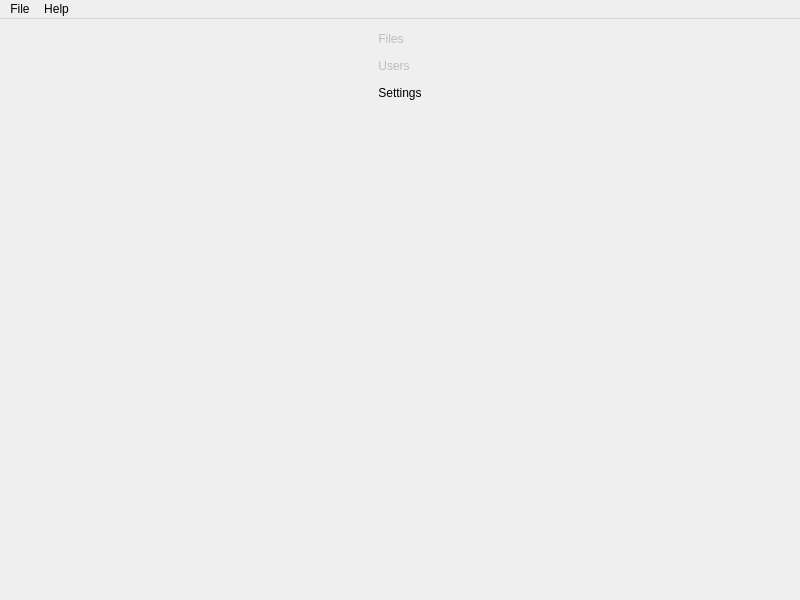
The window that parsec/core/gui/forms/main_window.ui (Scille/parsec-cloud) describes before a commit, drawn with Qt 5.
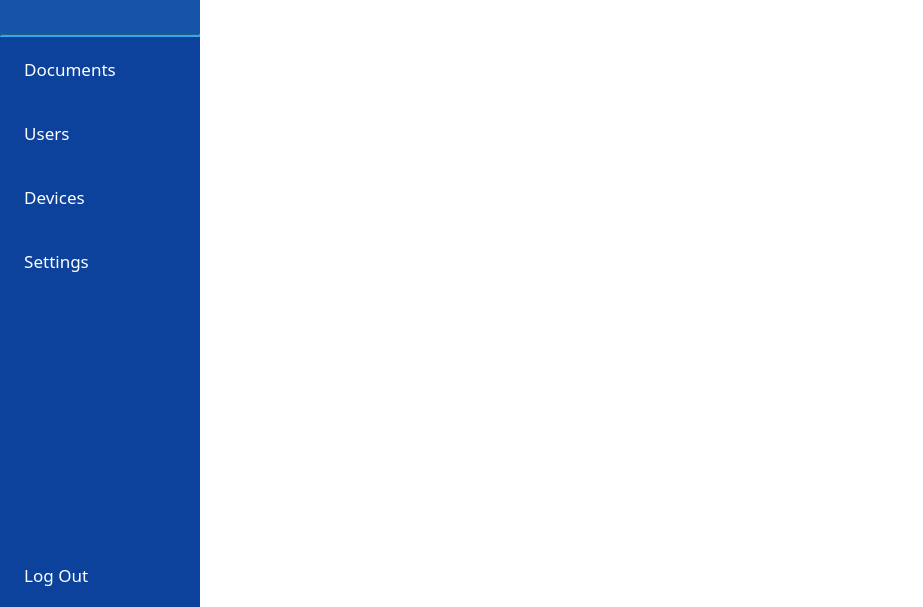
The same window after the commit. Icons and pictures are not drawn.

Commit message: [GUI] New menu design

Diff of the .ui file:
```diff
--- a/parsec/core/gui/forms/main_window.ui
+++ b/parsec/core/gui/forms/main_window.ui
@@ -6,8 +6,8 @@
    <rect>
     <x>0</x>
     <y>0</y>
-    <width>800</width>
-    <height>600</height>
+    <width>923</width>
+    <height>607</height>
    </rect>
   </property>
   <property name="windowTitle">
@@ -17,29 +17,206 @@
    <iconset resource="../rc/resources.qrc">
     <normaloff>:/icons/images/icons/parsec.png</normaloff>:/icons/images/icons/parsec.png</iconset>
   </property>
+  <property name="autoFillBackground">
+   <bool>true</bool>
+  </property>
+  <property name="styleSheet">
+   <string notr="true"/>
+  </property>
+  <property name="documentMode">
+   <bool>false</bool>
+  </property>
+  <property name="tabShape">
+   <enum>QTabWidget::Rounded</enum>
+  </property>
+  <property name="unifiedTitleAndToolBarOnMac">
+   <bool>true</bool>
+  </property>
   <widget class="QWidget" name="centralwidget">
-   <layout class="QGridLayout" name="gridLayout">
-    <item row="0" column="0">
+   <layout class="QHBoxLayout" name="horizontalLayout">
+    <property name="spacing">
+     <number>0</number>
+    </property>
+    <property name="leftMargin">
+     <number>0</number>
+    </property>
+    <property name="topMargin">
+     <number>0</number>
+    </property>
+    <property name="rightMargin">
+     <number>0</number>
+    </property>
+    <property name="bottomMargin">
+     <number>0</number>
+    </property>
+    <item>
+     <widget class="QWidget" name="widget_2" native="true">
+      <property name="sizePolicy">
+       <sizepolicy hsizetype="Expanding" vsizetype="Preferred">
+        <horstretch>0</horstretch>
+        <verstretch>0</verstretch>
+       </sizepolicy>
+      </property>
+      <layout class="QHBoxLayout" name="horizontalLayout_2">
+       <property name="spacing">
+        <number>0</number>
+       </property>
+       <property name="leftMargin">
+        <number>0</number>
+       </property>
+       <property name="topMargin">
+        <number>0</number>
+       </property>
+       <property name="rightMargin">
+        <number>0</number>
+       </property>
+       <property name="bottomMargin">
+        <number>0</number>
+       </property>
+       <item>
+        <widget class="QWidget" name="widget_menu" native="true">
+         <property name="minimumSize">
+          <size>
+           <width>200</width>
+           <height>0</height>
+          </size>
+         </property>
+         <property name="autoFillBackground">
+          <bool>false</bool>
+         </property>
+         <property name="styleSheet">
+          <string notr="true">background-color: rgb(12, 65, 156);
+</string>
+         </property>
      <layout class="QVBoxLayout" name="verticalLayout">
-      <property name="sizeConstraint">
-       <enum>QLayout::SetMinimumSize</enum>
-      </property>
+          <property name="spacing">
+           <number>0</number>
+          </property>
+          <property name="leftMargin">
+           <number>0</number>
+          </property>
+          <property name="topMargin">
+           <number>0</number>
+          </property>
+          <property name="rightMargin">
+           <number>0</number>
+          </property>
+          <property name="bottomMargin">
+           <number>0</number>
+          </property>
       <item>
-       <widget class="QToolButton" name="button_files">
-        <property name="enabled">
-         <bool>false</bool>
-        </property>
-        <property name="toolTip">
-         <string>Display and manage your files and folders.</string>
-        </property>
-        <property name="accessibleName">
-         <string/>
-        </property>
-        <property name="accessibleDescription">
+           <widget class="QWidget" name="widget_3" native="true">
+            <property name="styleSheet">
+             <string notr="true">background-color: rgb(21, 84, 169);</string>
+            </property>
+            <layout class="QHBoxLayout" name="horizontalLayout_3">
+             <property name="spacing">
+              <number>6</number>
+             </property>
+             <property name="leftMargin">
+              <number>10</number>
+             </property>
+             <property name="topMargin">
+              <number>10</number>
+             </property>
+             <property name="rightMargin">
+              <number>10</number>
+             </property>
+             <property name="bottomMargin">
+              <number>10</number>
+             </property>
+             <item>
+              <widget class="QLabel" name="label">
+               <property name="maximumSize">
+                <size>
+                 <width>80000</width>
+                 <height>80000</height>
+                </size>
+               </property>
+               <property name="text">
          <string/>
         </property>
+               <property name="pixmap">
+                <pixmap resource="../rc/resources.qrc">:/logos/images/logos/parsec_white_small.png</pixmap>
+               </property>
+               <property name="scaledContents">
+                <bool>false</bool>
+               </property>
+              </widget>
+             </item>
+            </layout>
+           </widget>
+          </item>
+          <item>
+           <widget class="QFrame" name="frame">
+            <property name="styleSheet">
+             <string notr="true">background-color: rgb(46, 145, 208);</string>
+            </property>
+            <property name="frameShape">
+             <enum>QFrame::HLine</enum>
+            </property>
+            <property name="frameShadow">
+             <enum>QFrame::Sunken</enum>
+            </property>
+            <property name="lineWidth">
+             <number>2</number>
+            </property>
+           </widget>
+          </item>
+          <item>
+           <widget class="QPushButton" name="button_files">
+            <property name="enabled">
+             <bool>true</bool>
+            </property>
+            <property name="minimumSize">
+             <size>
+              <width>0</width>
+              <height>64</height>
+             </size>
+            </property>
+            <property name="maximumSize">
+             <size>
+              <width>16777215</width>
+              <height>64</height>
+             </size>
+            </property>
+            <property name="baseSize">
+             <size>
+              <width>64</width>
+              <height>0</height>
+             </size>
+            </property>
+            <property name="font">
+             <font>
+              <family>Proxima Nova</family>
+              <pointsize>13</pointsize>
+              <weight>50</weight>
+              <italic>false</italic>
+              <bold>false</bold>
+             </font>
+            </property>
+            <property name="layoutDirection">
+             <enum>Qt::LeftToRight</enum>
+            </property>
+            <property name="autoFillBackground">
+             <bool>false</bool>
+            </property>
+            <property name="styleSheet">
+             <string notr="true">QPushButton
+{
+color: rgb(255, 255, 255);
+text-align: left;
+padding-left: 10px;
+}
+
+QPushButton:checked
+{
+background-color: rgb(46, 145, 208);
+border: 0;
+}</string>
+            </property>
         <property name="text">
-         <string>Files</string>
+             <string>   Documents</string>
         </property>
         <property name="icon">
          <iconset resource="../rc/resources.qrc">
@@ -47,28 +224,66 @@
         </property>
         <property name="iconSize">
          <size>
-          <width>64</width>
-          <height>64</height>
+              <width>32</width>
+              <height>32</height>
          </size>
         </property>
         <property name="checkable">
          <bool>true</bool>
         </property>
-        <property name="autoRaise">
+            <property name="flat">
          <bool>true</bool>
         </property>
        </widget>
       </item>
       <item>
-       <widget class="QToolButton" name="button_users">
+           <widget class="QPushButton" name="button_users">
         <property name="enabled">
-         <bool>false</bool>
-        </property>
-        <property name="toolTip">
-         <string>Display and manage your users.</string>
-        </property>
+             <bool>true</bool>
+            </property>
+            <property name="minimumSize">
+             <size>
+              <width>0</width>
+              <height>64</height>
+             </size>
+            </property>
+            <property name="maximumSize">
+             <size>
+              <width>16777215</width>
+              <height>64</height>
+             </size>
+            </property>
+            <property name="baseSize">
+             <size>
+              <width>0</width>
+              <height>64</height>
+             </size>
+            </property>
+            <property name="font">
+             <font>
+              <family>Proxima Nova</family>
+              <pointsize>13</pointsize>
+              <weight>50</weight>
+              <italic>false</italic>
+              <bold>false</bold>
+             </font>
+            </property>
+            <property name="styleSheet">
+             <string notr="true">QPushButton
+{
+color: rgb(255, 255, 255);
+text-align: left;
+padding-left: 10px;
+}
+
+QPushButton:checked
+{
+background-color: rgb(46, 145, 208);
+border: 0;
+}</string>
+            </property>
         <property name="text">
-         <string>Users</string>
+             <string>   Users</string>
         </property>
         <property name="icon">
          <iconset resource="../rc/resources.qrc">
@@ -76,28 +291,66 @@
         </property>
         <property name="iconSize">
          <size>
-          <width>64</width>
-          <height>64</height>
+              <width>32</width>
+              <height>32</height>
          </size>
         </property>
         <property name="checkable">
          <bool>true</bool>
         </property>
-        <property name="autoRaise">
+            <property name="flat">
          <bool>true</bool>
         </property>
        </widget>
       </item>
       <item>
-       <widget class="QToolButton" name="button_settings">
+           <widget class="QPushButton" name="button_devices">
         <property name="enabled">
          <bool>true</bool>
         </property>
-        <property name="toolTip">
-         <string>Configure the application.</string>
-        </property>
+            <property name="minimumSize">
+             <size>
+              <width>0</width>
+              <height>64</height>
+             </size>
+            </property>
+            <property name="maximumSize">
+             <size>
+              <width>16777215</width>
+              <height>64</height>
+             </size>
+            </property>
+            <property name="baseSize">
+             <size>
+              <width>0</width>
+              <height>64</height>
+             </size>
+            </property>
+            <property name="font">
+             <font>
+              <family>Proxima Nova</family>
+              <pointsize>13</pointsize>
+              <weight>50</weight>
+              <italic>false</italic>
+              <bold>false</bold>
+             </font>
+            </property>
+            <property name="styleSheet">
+             <string notr="true">QPushButton
+{
+color: rgb(255, 255, 255);
+text-align: left;
+padding-left: 10px;
+}
+
+QPushButton:checked
+{
+background-color: rgb(46, 145, 208);
+border: 0;
+}</string>
+            </property>
         <property name="text">
-         <string>Settings</string>
+             <string>   Devices</string>
         </property>
         <property name="icon">
          <iconset resource="../rc/resources.qrc">
@@ -105,14 +358,84 @@
         </property>
         <property name="iconSize">
          <size>
-          <width>64</width>
+              <width>32</width>
+              <height>32</height>
+             </size>
+            </property>
+            <property name="checkable">
+             <bool>true</bool>
+            </property>
+            <property name="checked">
+             <bool>false</bool>
+            </property>
+            <property name="flat">
+             <bool>true</bool>
+            </property>
+           </widget>
+          </item>
+          <item>
+           <widget class="QPushButton" name="button_settings">
+            <property name="enabled">
+             <bool>true</bool>
+            </property>
+            <property name="minimumSize">
+             <size>
+              <width>0</width>
           <height>64</height>
          </size>
         </property>
+            <property name="maximumSize">
+             <size>
+              <width>16777215</width>
+              <height>64</height>
+             </size>
+            </property>
+            <property name="baseSize">
+             <size>
+              <width>0</width>
+              <height>64</height>
+             </size>
+            </property>
+            <property name="font">
+             <font>
+              <family>Proxima Nova</family>
+              <pointsize>13</pointsize>
+              <weight>50</weight>
+              <italic>false</italic>
+              <bold>false</bold>
+             </font>
+            </property>
+            <property name="styleSheet">
+             <string notr="true">QPushButton
+{
+color: rgb(255, 255, 255);
+text-align: left;
+padding-left: 10px;
+}
+
+QPushButton:checked
+{
+background-color: rgb(46, 145, 208);
+border: 0;
+}</string>
+            </property>
+            <property name="text">
+             <string>   Settings</string>
+            </property>
+            <property name="icon">
+             <iconset resource="../rc/resources.qrc">
+              <normaloff>:/icons/images/icons/menu_settings.png</normaloff>:/icons/images/icons/menu_settings.png</iconset>
+            </property>
+            <property name="iconSize">
+             <size>
+              <width>32</width>
+              <height>32</height>
+             </size>
+            </property>
         <property name="checkable">
          <bool>true</bool>
         </property>
-        <property name="autoRaise">
+            <property name="flat">
          <bool>true</bool>
         </property>
        </widget>
@@ -130,9 +453,96 @@
         </property>
        </spacer>
       </item>
-     </layout>
-    </item>
-    <item row="0" column="1">
+          <item>
+           <widget class="QPushButton" name="button_logout">
+            <property name="enabled">
+             <bool>true</bool>
+            </property>
+            <property name="minimumSize">
+             <size>
+              <width>0</width>
+              <height>64</height>
+             </size>
+            </property>
+            <property name="maximumSize">
+             <size>
+              <width>16777215</width>
+              <height>64</height>
+             </size>
+            </property>
+            <property name="baseSize">
+             <size>
+              <width>0</width>
+              <height>64</height>
+             </size>
+            </property>
+            <property name="font">
+             <font>
+              <family>Proxima Nova</family>
+              <pointsize>13</pointsize>
+              <weight>50</weight>
+              <italic>false</italic>
+              <bold>false</bold>
+             </font>
+            </property>
+            <property name="styleSheet">
+             <string notr="true">color: rgb(255, 255, 255);
+text-align: left;
+padding-left: 10px;
+</string>
+            </property>
+            <property name="text">
+             <string>   Log Out</string>
+            </property>
+            <property name="icon">
+             <iconset resource="../rc/resources.qrc">
+              <normaloff>:/icons/images/icons/menu_logout.png</normaloff>:/icons/images/icons/menu_logout.png</iconset>
+            </property>
+            <property name="iconSize">
+             <size>
+              <width>32</width>
+              <height>32</height>
+             </size>
+            </property>
+            <property name="checkable">
+             <bool>false</bool>
+            </property>
+            <property name="flat">
+             <bool>true</bool>
+            </property>
+           </widget>
+          </item>
+         </layout>
+        </widget>
+       </item>
+       <item>
+        <widget class="QWidget" name="widget_main" native="true">
+         <property name="sizePolicy">
+          <sizepolicy hsizetype="Expanding" vsizetype="Preferred">
+           <horstretch>0</horstretch>
+           <verstretch>0</verstretch>
+          </sizepolicy>
+         </property>
+         <property name="styleSheet">
+          <string notr="true">QWidget#widget_main
+{
+	background-color: rgb(255, 255, 255);
+}</string>
+         </property>
+         <layout class="QVBoxLayout" name="verticalLayout_2">
+          <property name="leftMargin">
+           <number>0</number>
+          </property>
+          <property name="topMargin">
+           <number>0</number>
+          </property>
+          <property name="rightMargin">
+           <number>0</number>
+          </property>
+          <property name="bottomMargin">
+           <number>0</number>
+          </property>
+          <item>
      <layout class="QVBoxLayout" name="main_widget_layout">
       <property name="sizeConstraint">
        <enum>QLayout::SetMaximumSize</enum>
@@ -141,83 +551,12 @@
     </item>
    </layout>
   </widget>
-  <widget class="QMenuBar" name="menubar">
-   <property name="geometry">
-    <rect>
-     <x>0</x>
-     <y>0</y>
-     <width>800</width>
-     <height>22</height>
-    </rect>
-   </property>
-   <widget class="QMenu" name="menu_file">
-    <property name="title">
-     <string>File</string>
-    </property>
-    <addaction name="action_login"/>
-    <addaction name="action_remount"/>
-    <addaction name="action_disconnect"/>
-    <addaction name="action_quit"/>
-   </widget>
-   <widget class="QMenu" name="menu_help">
-    <property name="title">
-     <string>Help</string>
-    </property>
-    <addaction name="action_about_parsec"/>
-   </widget>
-   <addaction name="menu_file"/>
-   <addaction name="menu_help"/>
-  </widget>
-  <action name="action_quit">
-   <property name="icon">
-    <iconset resource="../rc/resources.qrc">
-     <normaloff>:/icons/images/icons/exit.png</normaloff>:/icons/images/icons/exit.png</iconset>
-   </property>
-   <property name="text">
-    <string>Quit</string>
-   </property>
-   <property name="shortcut">
-    <string>Ctrl+Q</string>
-   </property>
-   <property name="shortcutContext">
-    <enum>Qt::ApplicationShortcut</enum>
-   </property>
-  </action>
-  <action name="action_about_parsec">
-   <property name="icon">
-    <iconset resource="../rc/resources.qrc">
-     <normaloff>:/icons/images/icons/parsec.png</normaloff>:/icons/images/icons/parsec.png</iconset>
-   </property>
-   <property name="text">
-    <string>About Parsec</string>
-   </property>
-  </action>
-  <action name="action_disconnect">
-   <property name="enabled">
-    <bool>false</bool>
-   </property>
-   <property name="text">
-    <string>Disconnect</string>
-   </property>
-  </action>
-  <action name="action_remount">
-   <property name="enabled">
-    <bool>false</bool>
-   </property>
-   <property name="text">
-    <string>Remount</string>
-   </property>
-  </action>
-  <action name="action_login">
-   <property name="text">
-    <string>Log In</string>
-   </property>
-  </action>
-  <action name="action_in_tray">
-   <property name="text">
-    <string>Reduce in tray</string>
-   </property>
-  </action>
+       </item>
+      </layout>
+     </widget>
+    </item>
+   </layout>
+  </widget>
  </widget>
  <resources>
   <include location="../rc/resources.qrc"/>
```
Left out of the diff: 6 changed lines with no effect on the pictures. Lines whose indentation alone changed are shown as unchanged. The commit also changes 29 other files.
